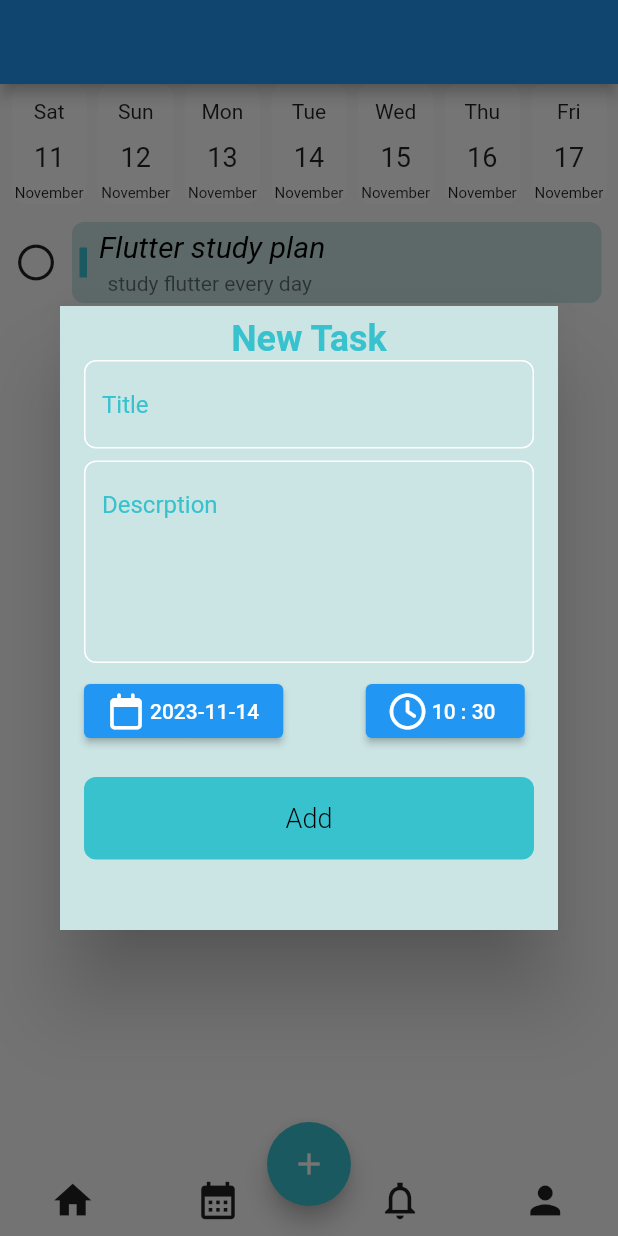
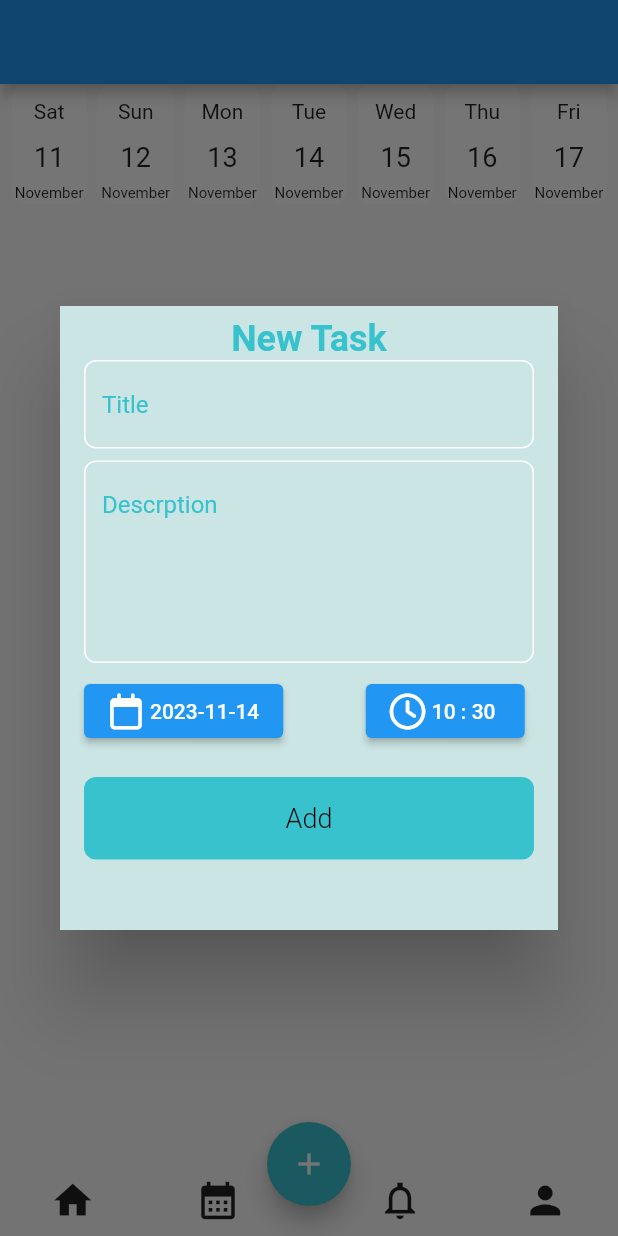
Before and after one commit to elbadritarek/to_do_app, a Flutter app: the screen it shows after launch, after a tap on the "add" icon, on a phone screen of 412 x 824 dp. Run offline on Flutter 3.47's test engine with Material 2 defaults, Android fonts, the phone set to English and light mode, and no system bars; our stand-ins replace bloc, flutter_bloc, font_awesome_flutter, hive, hive_flutter; accounts and stored records are empty; statements that could not run were skipped.

```diff
--- a/lib/cubits/cubit/add_task_cubit.dart
+++ b/lib/cubits/cubit/add_task_cubit.dart
@@ -14,6 +14,7 @@ class AddTaskCubit extends Cubit<AddTaskState> {
     try {
       var taskBox = Hive.box<TaskModel>(kTaskBox);
       await taskBox.add(task);
+      emit(AddTaskSuccess());
     } catch (e) {
       emit(AddTaskFailure(e.toString()));
     }
--- a/lib/cubits/cubit/task_cubit.dart
+++ b/lib/cubits/cubit/task_cubit.dart
@@ -8,12 +8,13 @@ part 'task_state.dart';
 
 class TaskCubit extends Cubit<TaskState> {
   TaskCubit() : super(TaskInitial());
-
+  List<TaskModel>? task;
   fatchAllTask() {
     emit(TaskLoading());
     try {
       var taskBox = Hive.box<TaskModel>(kTaskBox);
-      emit(TaskSuccess(taskBox.values.toList()));
+      task = taskBox.values.toList();
+      emit(TaskSuccess());
     } catch (e) {
       emit(TaskFailure(e.toString()));
     }
--- a/lib/cubits/cubit/task_state.dart
+++ b/lib/cubits/cubit/task_state.dart
@@ -7,11 +7,7 @@ final class TaskInitial extends TaskState {}
 
 final class TaskLoading extends TaskState {}
 
-final class TaskSuccess extends TaskState {
-  final List<TaskModel> taskList;
-
-  TaskSuccess(this.taskList);
-}
+final class TaskSuccess extends TaskState {}
 
 final class TaskFailure extends TaskState {
   final String errMessage;
--- a/lib/main.dart
+++ b/lib/main.dart
@@ -1,12 +1,15 @@
 import 'package:flutter/material.dart';
-import 'package:hive_flutter/hive_flutter.dart';
+import 'package:flutter_bloc/flutter_bloc.dart';
+import 'package:hive_flutter/adapters.dart';
 import 'package:to_do_app/combons.dart';
+import 'package:to_do_app/cubits/cubit/task_cubit.dart';
 import 'package:to_do_app/models/task_model.dart';
 import 'package:to_do_app/views/home_view.dart';
 
 Future<void> main() async {
   await Hive.initFlutter();
   Hive.registerAdapter(TaskModelAdapter());
+  Hive.registerAdapter(TimeOfDayAdapter());
   var box = await Hive.openBox<TaskModel>(kTaskBox);
 
   runApp(const TodoApp());
@@ -18,9 +21,12 @@ class TodoApp extends StatelessWidget {
   // This widget is the root of your application.
   @override
   Widget build(BuildContext context) {
-    return MaterialApp(
-      debugShowCheckedModeBanner: false,
-      home: HomeView(),
+    return BlocProvider(
+      create: (context) => TaskCubit(),
+      child: MaterialApp(
+        debugShowCheckedModeBanner: false,
+        home: HomeView(),
+      ),
     );
   }
 }
--- a/lib/views/widgets/add_task_form.dart
+++ b/lib/views/widgets/add_task_form.dart
@@ -94,7 +94,11 @@ class _AddTaskFromState extends State<AddTaskFrom> {
           ],
         ),
         SizedBox(height: 20),
-        CustomAddButton(onTap: () {
+        BlocBuilder<AddTaskCubit, AddTaskState>(
+          builder: (context, state) {
+            return CustomAddButton(
+                isLoding: state is AddTaskLoading ? true : false,
+                onTap: () {
                   if (fromKey.currentState!.validate()) {
                     fromKey.currentState!.save();
                     var taskModel = TaskModel(
@@ -108,7 +112,9 @@ class _AddTaskFromState extends State<AddTaskFrom> {
                     autovalidateMode = AutovalidateMode.always;
                     setState(() {});
                   }
-        })
+                });
+          },
+        )
       ]),
     );
   }
--- a/lib/views/widgets/custom_dielog.dart
+++ b/lib/views/widgets/custom_dielog.dart
@@ -2,11 +2,11 @@ import 'package:flutter/material.dart';
 import 'package:flutter_bloc/flutter_bloc.dart';
 import 'package:to_do_app/combons.dart';
 import 'package:to_do_app/cubits/cubit/add_task_cubit.dart';
+import 'package:to_do_app/cubits/cubit/task_cubit.dart';
 import 'package:to_do_app/views/widgets/add_task_form.dart';
 
 class customDielog extends StatelessWidget {
   const customDielog({super.key});
-
   @override
   Widget build(BuildContext context) {
     return BlocProvider(
@@ -16,11 +16,14 @@ class customDielog extends StatelessWidget {
           if (state is AddTaskFailure) {
             print("fail");
           } else if (state is AddTaskSuccess) {
+            BlocProvider.of<TaskCubit>(context).fatchAllTask();
             Navigator.of(context).pop();
           }
         },
         builder: (context, state) {
-          return Dialog(
+          return AbsorbPointer(
+            absorbing: state is AddTaskLoading ? true : false,
+            child: Dialog(
               shape: RoundedRectangleBorder(
                   borderRadius: BorderRadius.all(Radius.circular(8))),
               child: Container(
@@ -32,6 +35,7 @@ class customDielog extends StatelessWidget {
                   child: SingleChildScrollView(child: AddTaskFrom()),
                 ),
               ),
+            ),
           );
         },
       ),
--- a/lib/views/widgets/custom_task_item.dart
+++ b/lib/views/widgets/custom_task_item.dart
@@ -1,10 +1,12 @@
 import 'package:flutter/material.dart';
 import 'package:font_awesome_flutter/font_awesome_flutter.dart';
 import 'package:to_do_app/combons.dart';
+import 'package:to_do_app/models/task_model.dart';
 
 class customTaskItem extends StatelessWidget {
-  const customTaskItem({super.key});
+  const customTaskItem({super.key, required this.taskModel});
 
+  final TaskModel taskModel;
   @override
   Widget build(BuildContext context) {
     return Row(
@@ -36,13 +38,13 @@ class customTaskItem extends StatelessWidget {
                   child: Column(
                     children: [
                       SizedBox(height: 5),
-                      Text("Flutter study plan",
+                      Text("${taskModel.title}",
                           style: TextStyle(
                               color: Colors.black,
                               fontSize: 20,
                               fontStyle: FontStyle.italic)),
                       SizedBox(height: 5),
-                      Text("study flutter every day ",
+                      Text("${taskModel.descrption}",
                           style: TextStyle(color: Colors.black54)),
                       SizedBox(height: 5),
                     ],
--- a/lib/views/widgets/home_veiw_body.dart
+++ b/lib/views/widgets/home_veiw_body.dart
@@ -1,20 +1,55 @@
 import 'package:flutter/material.dart';
+import 'package:flutter_bloc/flutter_bloc.dart';
+import 'package:to_do_app/cubits/cubit/task_cubit.dart';
+import 'package:to_do_app/models/task_model.dart';
 import 'package:to_do_app/views/widgets/custom_celander.dart';
 import 'package:to_do_app/views/widgets/custom_task_item.dart';
 
-class honeViewBody extends StatelessWidget {
+class honeViewBody extends StatefulWidget {
   const honeViewBody({super.key});
 
   @override
+  State<honeViewBody> createState() => _honeViewBodyState();
+}
+
+class _honeViewBodyState extends State<honeViewBody> {
+  @override
+  void initState() {
+    BlocProvider.of<TaskCubit>(context).fatchAllTask();
+    super.initState();
+  }
+
+  @override
   Widget build(BuildContext context) {
-    return const Column(
+    return Column(
       children: [
         customCelander(),
         SizedBox(
           height: 12,
         ),
-        customTaskItem(),
+        Expanded(child: customListViewTask()),
       ],
     );
   }
 }
+
+class customListViewTask extends StatelessWidget {
+  const customListViewTask({super.key});
+
+  @override
+  Widget build(BuildContext context) {
+    return BlocBuilder<TaskCubit, TaskState>(
+      builder: (context, state) {
+        List<TaskModel> taskList = BlocProvider.of<TaskCubit>(context).task!;
+        return ListView.builder(
+          itemCount: taskList.length,
+          itemBuilder: (BuildContext context, int index) {
+            return customTaskItem(
+              taskModel: taskList[index],
+            );
+          },
+        );
+      },
+    );
+  }
+}
```
Also changed, not shown: lib/models/time_of_day.g.dart (added). Lines whose indentation alone changed are shown as unchanged.
